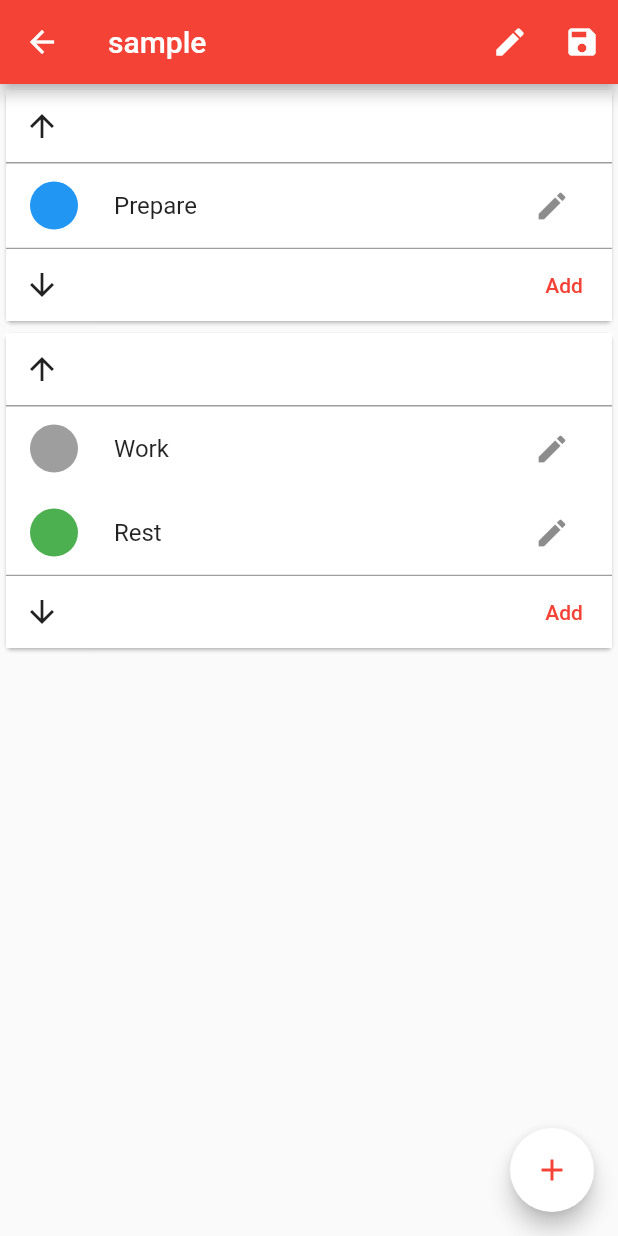
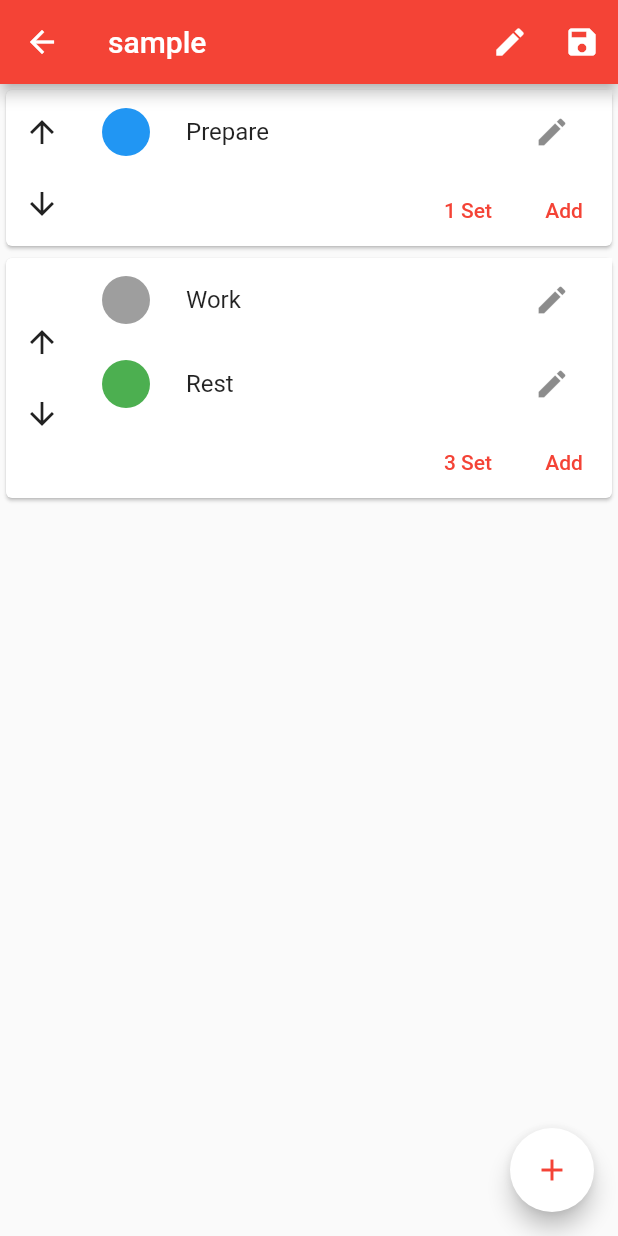
Before and after one commit to qrhfz/interval, a Flutter app: the screen it shows after launch, after a tap on "New", on a phone screen of 412 x 824 dp. Run offline on Flutter 3.47's test engine with Material 2 defaults, Android fonts, the phone set to English and light mode, and no system bars; our stand-ins replace bloc, fast_immutable_collections, flutter_bloc, flutter_local_notifications, flutter_spinbox, freezed_annotation and 6 more; accounts and stored records are empty.

Commit message:
preset editor

```diff
--- a/lib/app/home/home_route.dart
+++ b/lib/app/home/home_route.dart
@@ -229,11 +229,11 @@ class SetsInput extends StatelessWidget {
       },
       title: const Text(
         "Sets",
-        style: TextStyle(fontSize: 24),
+        // style: TextStyle(fontSize: 24),
       ),
       trailing: Text(
         value.toString(),
-        style: const TextStyle(fontSize: 24),
+        // style: const TextStyle(fontSize: 24),
       ),
     );
   }
@@ -274,14 +274,14 @@ class TimeInput extends StatelessWidget {
       onTap: showInputDialog,
       title: Text(
         name,
-        style: const TextStyle(fontSize: 24),
+        // style: const TextStyle(fontSize: 24),
       ),
       trailing: Text(
         Duration(
           minutes: minutes,
           seconds: seconds,
         ).toFormattedString(),
-        style: const TextStyle(fontSize: 24),
+        // style: const TextStyle(fontSize: 24),
       ),
     );
   }
--- a/lib/app/preset_editor/preset_editor.dart
+++ b/lib/app/preset_editor/preset_editor.dart
@@ -1,6 +1,9 @@
 import 'package:flutter/material.dart';
 import 'package:flutter_bloc/flutter_bloc.dart';
+import 'package:go_router/go_router.dart';
 import 'package:interval/app/preset_editor/cubit/editor_cubit.dart';
+import 'package:interval/domain/entitites/loop.dart';
+import 'package:interval/domain/entitites/task.dart';
 
 class PresetEditor extends StatefulWidget {
   const PresetEditor({Key? key}) : super(key: key);
@@ -29,8 +32,15 @@ class _PresetEditorState extends State<PresetEditor> {
             ),
             actions: [
               IconButton(
-                onPressed: () {},
                 icon: const Icon(Icons.edit),
+                onPressed: () {
+                  showDialog(
+                    context: context,
+                    builder: (context) {
+                      return PresetNameDialog();
+                    },
+                  );
+                },
               ),
               IconButton(
                 icon: const Icon(Icons.save),
@@ -54,48 +64,16 @@ class _PresetEditorState extends State<PresetEditor> {
 
                   return SliverToBoxAdapter(
                     child: Card(
-                      child: ReorderableListView(
-                        header: Container(
-                          width: double.infinity,
-                          decoration: const BoxDecoration(
-                            border:
-                                Border(bottom: BorderSide(color: Colors.grey)),
-                            color: Colors.white,
-                          ),
-                          alignment: Alignment.centerLeft,
-                          child: IconButton(
-                            onPressed: () {
-                              context.read<EditorCubit>().moveLoopUp(loopIndex);
-                            },
-                            icon: const Icon(
-                              Icons.arrow_upward,
-                            ),
-                          ),
-                        ),
-                        footer: Container(
-                          width: double.infinity,
-                          decoration: const BoxDecoration(
-                            border: Border(top: BorderSide(color: Colors.grey)),
-                            color: Colors.white,
-                          ),
                       child: Row(
-                            mainAxisAlignment: MainAxisAlignment.spaceBetween,
                         children: [
-                              IconButton(
-                                onPressed: () {
-                                  context
-                                      .read<EditorCubit>()
-                                      .moveLoopDown(loopIndex);
-                                },
-                                icon: const Icon(
-                                  Icons.arrow_downward,
-                                ),
-                              ),
-                              TextButton(
-                                  onPressed: () {}, child: const Text("Add")),
+                          Column(
+                            children: [
+                              MoveUpButton(loopIndex: loopIndex),
+                              MoveDownButton(loopIndex: loopIndex),
                             ],
                           ),
-                        ),
+                          Expanded(
+                            child: ReorderableListView(
                               onReorder: (oldIndex, newIndex) {
                                 context
                                     .read<EditorCubit>()
@@ -103,24 +81,14 @@ class _PresetEditorState extends State<PresetEditor> {
                               },
                               shrinkWrap: true,
                               physics: const NeverScrollableScrollPhysics(),
+                              footer: PresetFooter(loop: loop),
                               children: [
                                 for (final task in loop.tasks)
-                            Container(
-                              color: Colors.white,
-                              key: Key(task.name),
-                              child: ListTile(
-                                leading: Container(
-                                  width: 32,
-                                  height: 32,
-                                  decoration: BoxDecoration(
-                                      shape: BoxShape.circle,
-                                      color: task.color),
+                                  TaskListTile(
+                                    task: task,
+                                    key: ValueKey(task.hashCode),
                                   ),
-                                title: Text(task.name),
-                                trailing: IconButton(
-                                  onPressed: () {},
-                                  icon: const Icon(Icons.edit),
-                                ),
+                              ],
                             ),
                           ),
                         ],
@@ -136,3 +104,163 @@ class _PresetEditorState extends State<PresetEditor> {
     );
   }
 }
+
+class PresetNameDialog extends StatefulWidget {
+  const PresetNameDialog({
+    super.key,
+  });
+
+  @override
+  State<PresetNameDialog> createState() => _PresetNameDialogState();
+}
+
+class _PresetNameDialogState extends State<PresetNameDialog> {
+  final TextEditingController controller = TextEditingController();
+
+  @override
+  void initState() {
+    super.initState();
+    controller.text = context.read<EditorCubit>().state.when(
+          initial: () => "",
+          data: (key, preset) => preset.name,
+        );
+  }
+
+  @override
+  Widget build(BuildContext context) {
+    return Dialog(
+      child: Container(
+        padding: const EdgeInsets.all(8),
+        child: Column(
+          mainAxisSize: MainAxisSize.min,
+          children: [
+            const Text("Change Preset Name"),
+            Padding(
+              padding: const EdgeInsets.all(8.0),
+              child: TextField(controller: controller),
+            ),
+            Row(
+              mainAxisAlignment: MainAxisAlignment.spaceBetween,
+              children: [
+                TextButton(
+                  onPressed: () {
+                    Navigator.of(context).pop();
+                  },
+                  child: const Text("Cancel"),
+                ),
+                ElevatedButton(
+                  onPressed: () {
+                    context
+                        .read<EditorCubit>()
+                        .updatePresetName(controller.text);
+                    Navigator.of(context).pop();
+                  },
+                  child: const Text("Save"),
+                ),
+              ],
+            )
+          ],
+        ),
+      ),
+    );
+  }
+
+  @override
+  void dispose() {
+    super.dispose();
+    controller.dispose();
+  }
+}
+
+class PresetFooter extends StatelessWidget {
+  const PresetFooter({
+    Key? key,
+    required this.loop,
+  }) : super(key: key);
+
+  final Loop loop;
+
+  @override
+  Widget build(BuildContext context) {
+    return Row(
+      mainAxisAlignment: MainAxisAlignment.end,
+      children: [
+        TextButton(onPressed: () {}, child: Text('${loop.sets} Set')),
+        TextButton(
+          onPressed: () {},
+          child: const Text('Add'),
+        ),
+      ],
+    );
+  }
+}
+
+class MoveDownButton extends StatelessWidget {
+  const MoveDownButton({
+    Key? key,
+    required this.loopIndex,
+  }) : super(key: key);
+
+  final int loopIndex;
+
+  @override
+  Widget build(BuildContext context) {
+    return IconButton(
+      onPressed: () {
+        context.read<EditorCubit>().moveLoopDown(loopIndex);
+      },
+      icon: const Icon(
+        Icons.arrow_downward,
+      ),
+    );
+  }
+}
+
+class MoveUpButton extends StatelessWidget {
+  const MoveUpButton({
+    Key? key,
+    required this.loopIndex,
+  }) : super(key: key);
+
+  final int loopIndex;
+
+  @override
+  Widget build(BuildContext context) {
+    return IconButton(
+      onPressed: () {
+        context.read<EditorCubit>().moveLoopUp(loopIndex);
+      },
+      icon: const Icon(
+        Icons.arrow_upward,
+      ),
+    );
+  }
+}
+
+class TaskListTile extends StatelessWidget {
+  const TaskListTile({
+    Key? key,
+    required this.task,
+  }) : super(key: key);
+
+  final Task task;
+
+  @override
+  Widget build(BuildContext context) {
+    return Container(
+      color: Colors.white,
+      child: ListTile(
+        leading: Container(
+          width: 32,
+          height: 32,
+          decoration: BoxDecoration(shape: BoxShape.circle, color: task.color),
+        ),
+        title: Text(task.name),
+        trailing: IconButton(
+          onPressed: () {},
+          icon: const Icon(Icons.edit),
+        ),
+      ),
+    );
+  }
+}
```
Also changed, not shown: lib/app/preset_editor/cubit/editor_cubit.dart (+11 -0 lines). Lines whose indentation alone changed are shown as unchanged.
